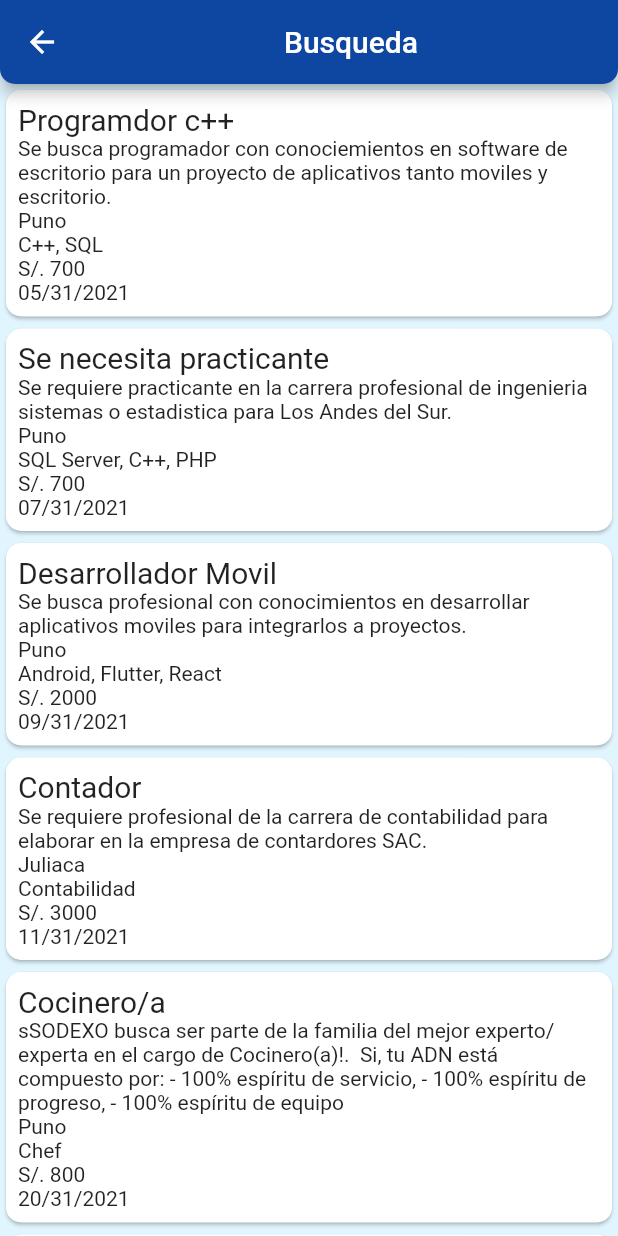
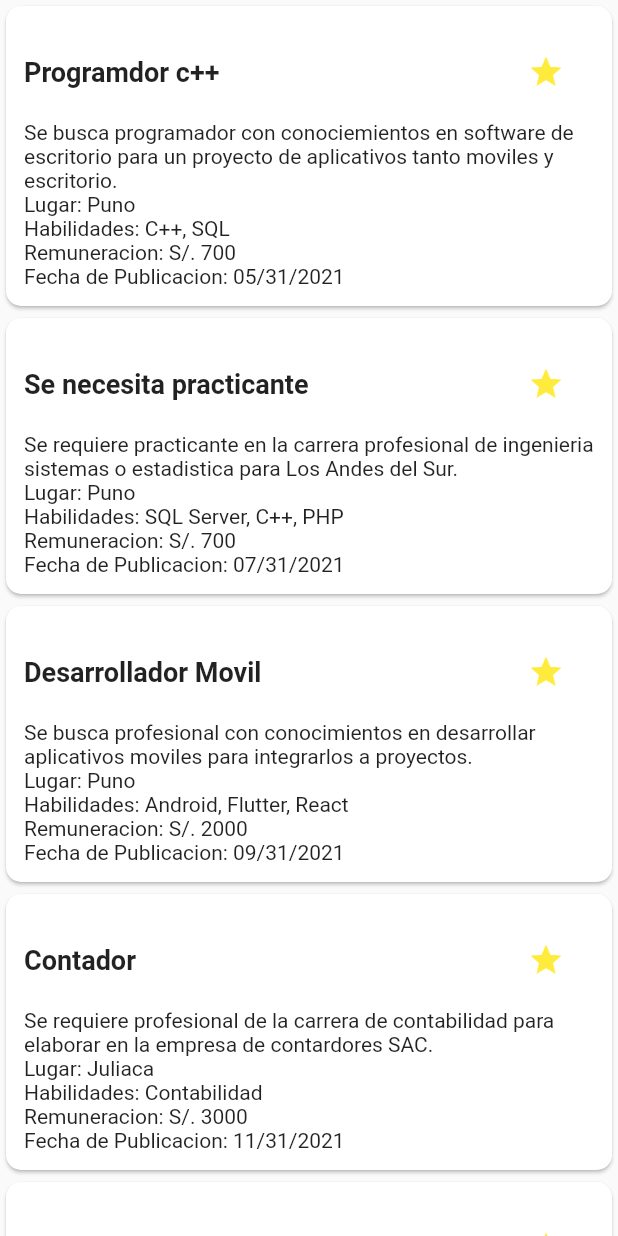
Before and after one commit to Jhon98c/app_movil, a Flutter app: what dataDisplayBusque() shows on an empty page, opened directly, on a phone screen of 412 x 824 dp. Run offline on Flutter 3.47's test engine with Material 2 defaults, Android fonts, the phone set to English and light mode, and no system bars; our stand-ins replace bottom_navy_bar, flutter_svg, flutter_tags, page_transition, simple_animations.

Commit message:
actualizacion V.6.2

```diff
--- a/lib/Paginas_complementarias/complementPageBuscar/dataBusqueda.dart
+++ b/lib/Paginas_complementarias/complementPageBuscar/dataBusqueda.dart
@@ -1,4 +1,5 @@
 import 'dart:convert';
+import 'package:app_movil/Paginas_complementarias/complementPageBuscar/pageViewResulBusqueda.dart';
 import 'package:flutter/material.dart';
 import 'package:app_movil/Paginas_complementarias/complementPageBuscar/items.dart';
 
@@ -30,8 +31,8 @@ class dataDisplayBusque extends StatelessWidget {
   @override
   Widget build(BuildContext context) {
     // TODO: implement build
-    return Scaffold(
-      backgroundColor: Colors.lightBlue[50],
+    return Container(
+      /*backgroundColor: Colors.lightBlue[50],
       appBar: AppBar(
         backgroundColor: Colors.blue[900],
         title: Center(
@@ -43,8 +44,8 @@ class dataDisplayBusque extends StatelessWidget {
             bottomRight: Radius.circular(10.0),
           ),
         ),
-      ),
-      body: Container(
+      ),*/
+      //body: Container(
       child: FutureBuilder(
           future: fetchItems(context),
           builder: (context, snapshot) {
@@ -60,8 +61,8 @@ class dataDisplayBusque extends StatelessWidget {
             }
             return CircularProgressIndicator();
           }),
-      ),
     );
+    //);
   }
 }
 
@@ -90,19 +91,55 @@ class datesJobs extends StatelessWidget {
                   builder: (context) => pageViewResulBusqueda(text, text1)));*/
             },
             child: Padding(
-              padding: const EdgeInsets.all(8.0),
+              padding: const EdgeInsets.all(12.0),
               child: Column(
                 crossAxisAlignment: CrossAxisAlignment.start,
-                children: [
-                  Text(
+                children: <Widget>[
+                  Row(
+                    children: <Widget>[
+                      SizedBox(
+                        width: 290.0,
+                        child: Text(
                           item.nombreProyecto,
-                    style: TextStyle(fontSize: 20.0),
+                          overflow: TextOverflow.ellipsis,
+                          maxLines: 1,
+                          style: TextStyle(
+                            fontWeight: FontWeight.bold,
+                            fontSize: 18.0,
                           ),
-                  Text(item.descriProyecto),
-                  Text(item.ubicacion),
-                  Text(item.habilidades),
-                  Text(item.remuneracion),
-                  Text(item.fecha),
+                          //style: TextStyle(fontSize: 20.0),
+                        ),
+                      ),
+                      Spacer(flex: 5),
+                      ButtonBar(
+                        buttonHeight: 10.0,
+                        children: <Widget>[
+                          IconButton(
+                              icon: Icon(
+                                Icons.star,
+                                color: Colors.yellow,
+                              ),
+                              onPressed: () {
+                                print('agregado a favoritos');
+                              }),
+                        ],
+                      )
+                    ],
+                  ),
+                  SizedBox(
+                    width: 380.0,
+                    //height: 90.0,
+                    child: Text(
+                      item.descriProyecto,
+                      overflow: TextOverflow.ellipsis,
+                      style: TextStyle(),
+                      maxLines: 5,
+                    ),
+                  ),
+                  Text('Lugar: ' + item.ubicacion),
+                  Text('Habilidades: ' + item.habilidades),
+                  Text('Remuneracion: ' + item.remuneracion),
+                  Text('Fecha de Publicacion: ' + item.fecha),
                 ],
               ),
             ),
--- a/lib/Paginas_complementarias/complementPageBuscar/pageResultadoBusqueda.dart
+++ b/lib/Paginas_complementarias/complementPageBuscar/pageResultadoBusqueda.dart
@@ -1,3 +1,4 @@
+import 'package:app_movil/Paginas_complementarias/complementPageBuscar/dataBusqueda.dart';
 import 'package:flutter/material.dart';
 import 'package:app_movil/Paginas_complementarias/complementPageBuscar/pageViewResulBusqueda.dart';
 
@@ -38,9 +39,12 @@ class _pageResultadoBusState extends State<pageResultadoBus> {
         child: Container(
           width: 450.0,
           child: Column(
-            crossAxisAlignment: CrossAxisAlignment.center,
-            children: <Widget>[cajaResultados()],
-          ),
+              crossAxisAlignment: CrossAxisAlignment.center,
+              children: <Widget>[
+                cajaResultados(),
+              ]
+              //cajaResultados()],
+              ),
         ),
       ),
     );
@@ -58,8 +62,10 @@ class cajaResultados extends StatelessWidget {
       child: ListView(
         children: <Widget>[
           SizedBox(
-            height: 15.0,
+            height: 10.0,
           ),
+          dataDisplayBusque(),
+          /*
           btnResultados(
             text:
                 'PRACTICANTE PROGRAMADOR asdas dasdsadb ahsjb dhjsabhdjashdjahsdj',
@@ -105,7 +111,7 @@ class cajaResultados extends StatelessWidget {
             text: 'Ejecutivo Comercial',
             text1:
                 'Descripción Nuestro cliente importante empresa industrial, líder en la fabricación y comercialización de puertas, se encuentra en búsqueda del mejor talento para el cargo de EJECUTIVO COMERCIAL – VIVIENDA RURAL REQUISITOS: - Estudios Técnicos y/o Universitarios completos. - Tener vehículo propio para desplazamiento (empresa cubre los gastos de combustible) - Mínimo 1 año de experiencia realizando venta de productos técnicos.',
-          ),
+          ),*/
         ],
       ),
     );
--- a/lib/main.dart
+++ b/lib/main.dart
@@ -71,12 +71,6 @@ class _HomePageState extends State<HomePage> with TickerProviderStateMixin {
               if (status == AnimationStatus.completed) {
                 _positionController.forward();
               }
-
-
-
-
-
-
             },
           );
 
```
Lines whose indentation alone changed are shown as unchanged.
